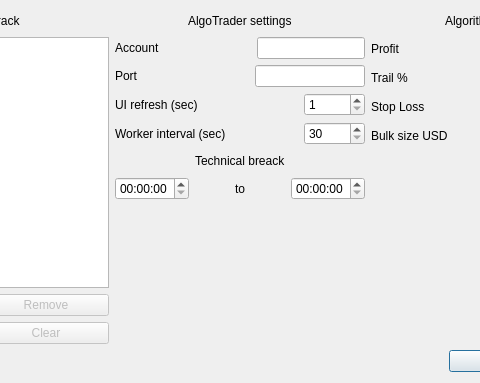
Above: UI/SettingsWindow.ui from colaisr/algotrader before the change; both pictures show x 158 to 638 and y 0 to 383 of the 784 by 383 pixel window. Below: the same form after it.
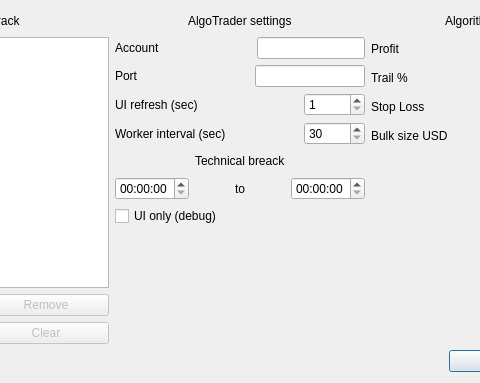
That is the form after the change.

Commit message: ui debug moved to the settings window

What changed in the file:
```diff
--- a/UI/SettingsWindow.ui
+++ b/UI/SettingsWindow.ui
@@ -355,6 +355,13 @@
            </item>
           </layout>
          </item>
+         <item>
+          <widget class="QCheckBox" name="chbxUiDebug">
+           <property name="text">
+            <string>UI only (debug)</string>
+           </property>
+          </widget>
+         </item>
          <item>
           <spacer name="verticalSpacer_2">
            <property name="orientation">
```
The commit also changes 4 other files.
